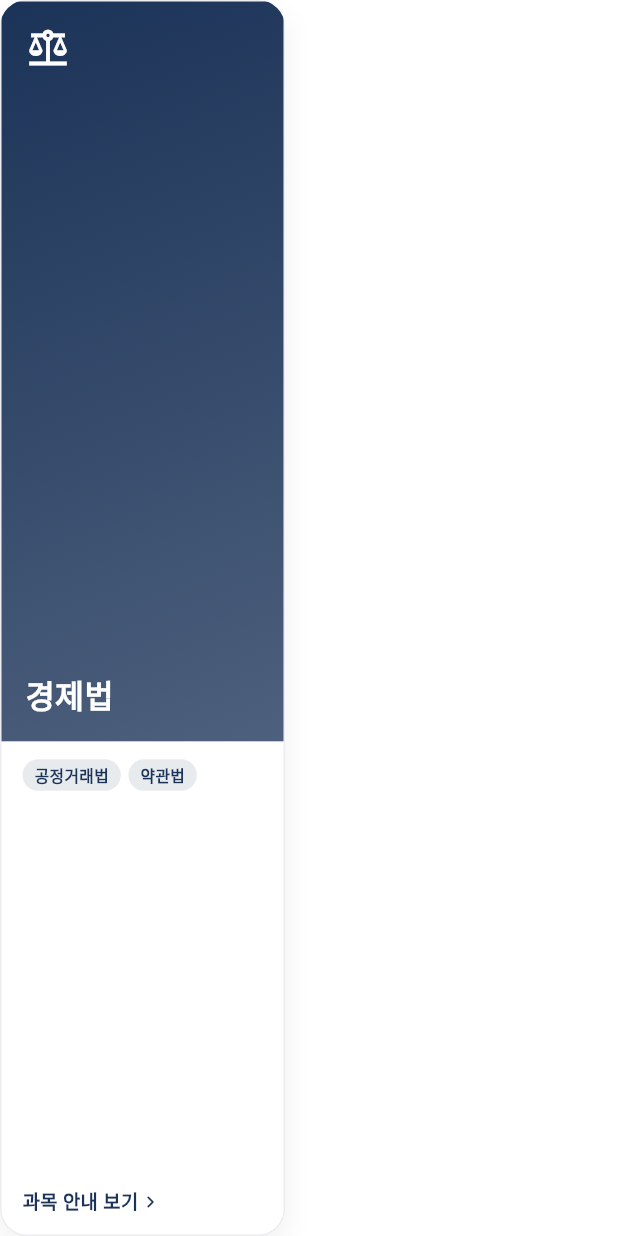
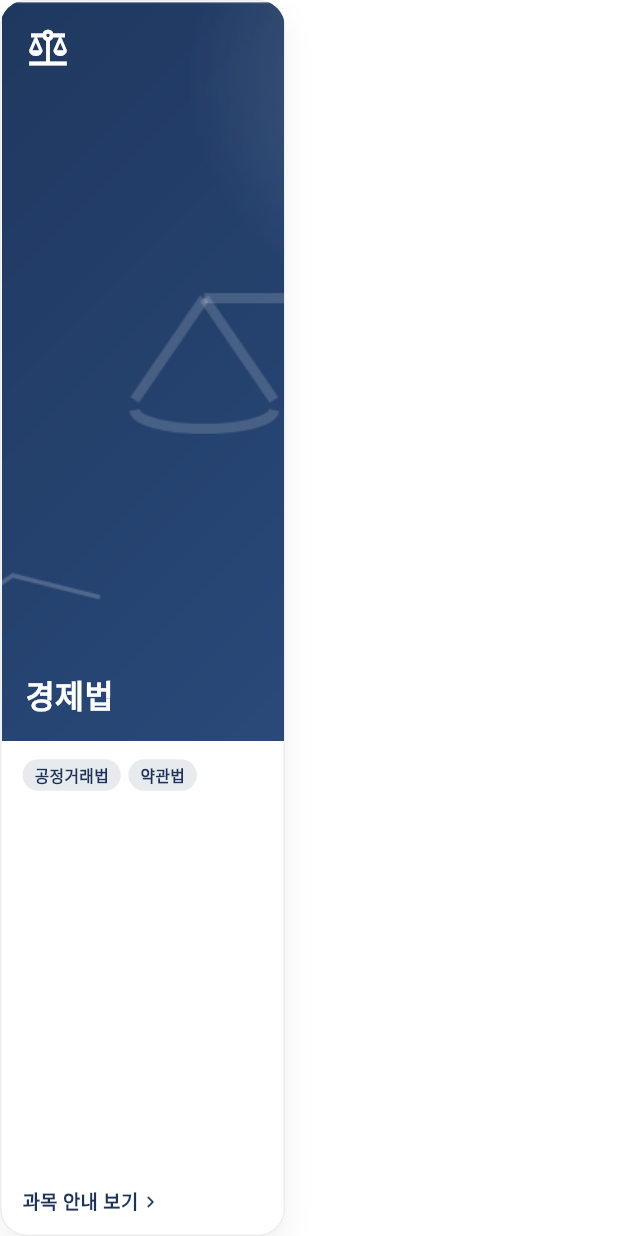
Before and after one commit to chj927il-arch/gamyeong-exam, a Flutter app: the _SubjectCoverCard widget shown alone on an empty page, opened directly with sample values from the repository, on a phone screen of 412 x 824 dp. Run offline on Flutter 3.47's test engine with Material 3 defaults, Android fonts, the phone set to English and light mode, and no system bars; our stand-ins replace google_fonts.

Commit message:
경제법 과목 카드에 표지 이미지 적용 (600x510)
- 저울(공정거래/법) 워터마크 + 상승 그래프 라인 + 골드 포인트로 구성한
  네이비 그라데이션 표지 이미지를 직접 제작(assets/images/subject_cover_economic_law.png)
- 민법·경영학은 아직 이미지 없어 기존 색상 그라데이션 유지(추후 동일하게 추가 가능)

```diff
--- a/app/lib/screens/home_screen.dart
+++ b/app/lib/screens/home_screen.dart
@@ -188,6 +188,16 @@ class _SubjectGuideCarousel extends StatelessWidget {
   }
 }
 
+/// 과목별 표지 이미지 — 아직 없는 과목은 null(기존 색상 그라데이션으로 대체).
+String? _subjectCoverImage(String subjectId) {
+  switch (subjectId) {
+    case 'economic_law':
+      return 'assets/images/subject_cover_economic_law.png';
+    default:
+      return null;
+  }
+}
+
 class _SubjectCoverCard extends StatelessWidget {
   final ExamSubject subject;
   const _SubjectCoverCard({required this.subject});
@@ -216,9 +226,13 @@ class _SubjectCoverCard extends StatelessWidget {
           children: [
             Expanded(
               flex: 3,
-              child: Container(
-                width: double.infinity,
-                padding: const EdgeInsets.all(16),
+              child: Stack(
+                fit: StackFit.expand,
+                children: [
+                  if (_subjectCoverImage(subject.id) != null)
+                    Image.asset(_subjectCoverImage(subject.id)!, fit: BoxFit.cover)
+                  else
+                    Container(
                       decoration: BoxDecoration(
                         gradient: LinearGradient(
                           begin: Alignment.topLeft,
@@ -226,6 +240,9 @@ class _SubjectCoverCard extends StatelessWidget {
                           colors: [style.color, style.color.withValues(alpha: 0.78)],
                         ),
                       ),
+                    ),
+                  Padding(
+                    padding: const EdgeInsets.all(16),
                     child: Column(
                       crossAxisAlignment: CrossAxisAlignment.start,
                       mainAxisAlignment: MainAxisAlignment.spaceBetween,
@@ -237,6 +254,8 @@ class _SubjectCoverCard extends StatelessWidget {
                         ),
                       ],
                     ),
+                  ),
+                ],
               ),
             ),
             Expanded(
--- a/app/pubspec.yaml
+++ b/app/pubspec.yaml
@@ -67,6 +67,7 @@ flutter:
     - assets/images/rolling_banner_premium.png
     - assets/images/daily_ox_banner.png
     - assets/images/motivation_strip.png
+    - assets/images/subject_cover_economic_law.png
 
   # To add assets to your application, add an assets section, like this:
   # assets:
```
Also changed, not shown: app/assets/images/subject_cover_economic_law.png (added). Lines whose indentation alone changed are shown as unchanged.
